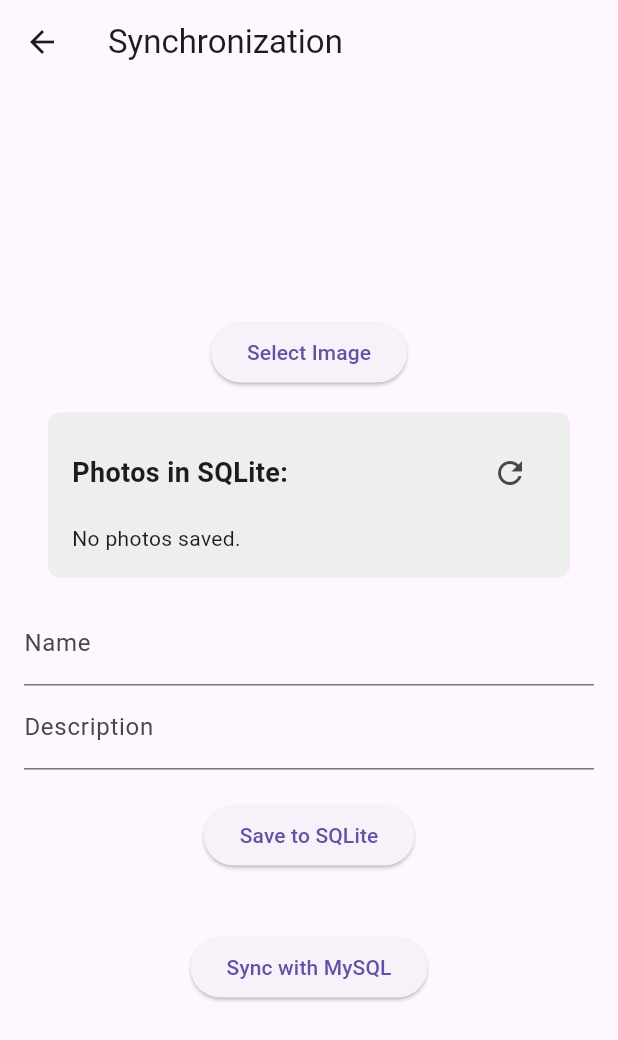
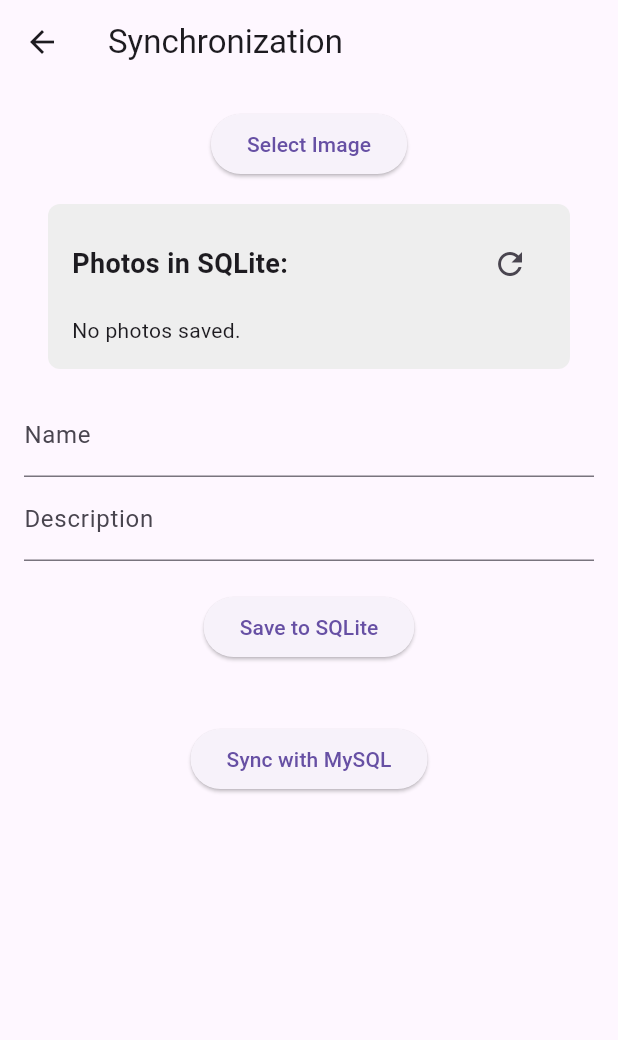
Before and after one commit to YisusDev200/flutter_photo_gallery, a Flutter app: the MyHomePage screen opened directly, on a phone screen of 412 x 824 dp. Shown: the top 1040 px of the screen. Run offline on Flutter 3.47's test engine with Material 3 defaults, Android fonts, the light colour scheme and no system bars; our stand-ins replace connectivity_plus, flutter_dotenv, flutter_image_compress, image_picker, sqflite; accounts and stored records are empty; network calls fail.

Commit message:
update home

```diff
--- a/lib/screens/home_page.dart
+++ b/lib/screens/home_page.dart
@@ -1,5 +1,4 @@
 import 'dart:typed_data';
-
 import 'package:flutter/material.dart';
 import 'package:gallery_photos/screens/user_list_widget.dart';
 import 'package:image_picker/image_picker.dart';
@@ -76,7 +75,8 @@ class _MyHomePageState extends State<MyHomePage> {
       appBar: AppBar(
         title: Text('Synchronization'),
       ),
-      body: Padding(
+      body: SingleChildScrollView( // Envolver el contenido en un SingleChildScrollView
+        child: Padding(
           padding: const EdgeInsets.all(16.0),
           child: Column(
             mainAxisAlignment: MainAxisAlignment.center,
@@ -132,6 +132,7 @@ class _MyHomePageState extends State<MyHomePage> {
             ],
           ),
         ),
+      ),
     );
   }
 }
```
Lines whose indentation alone changed are shown as unchanged.
